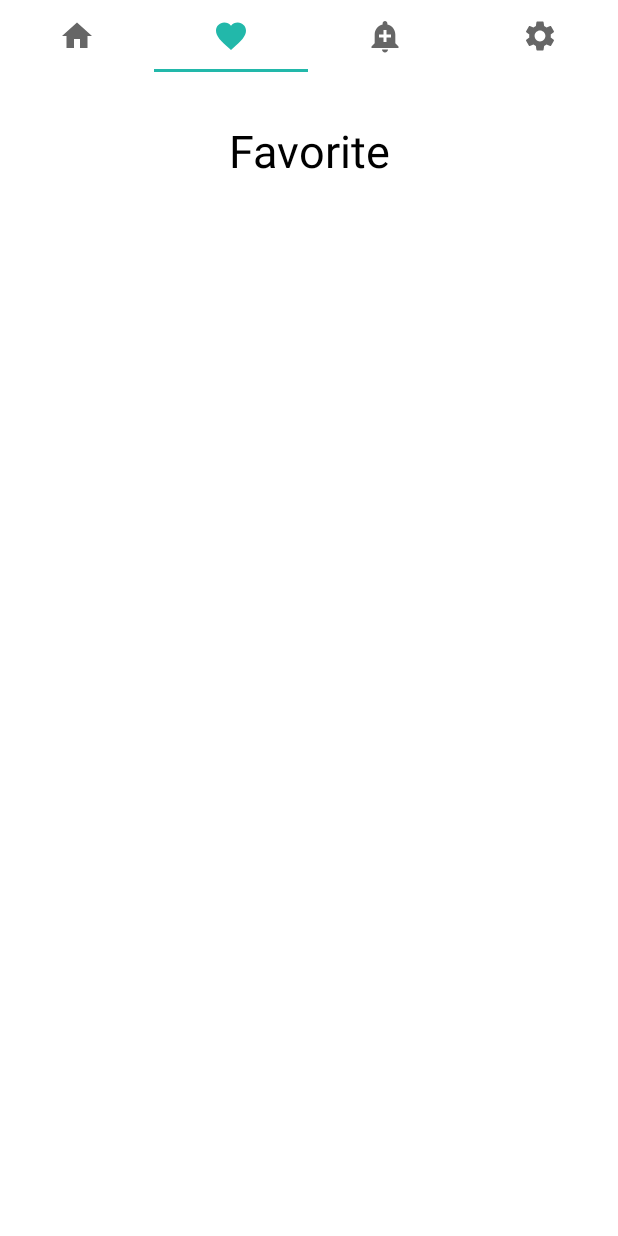
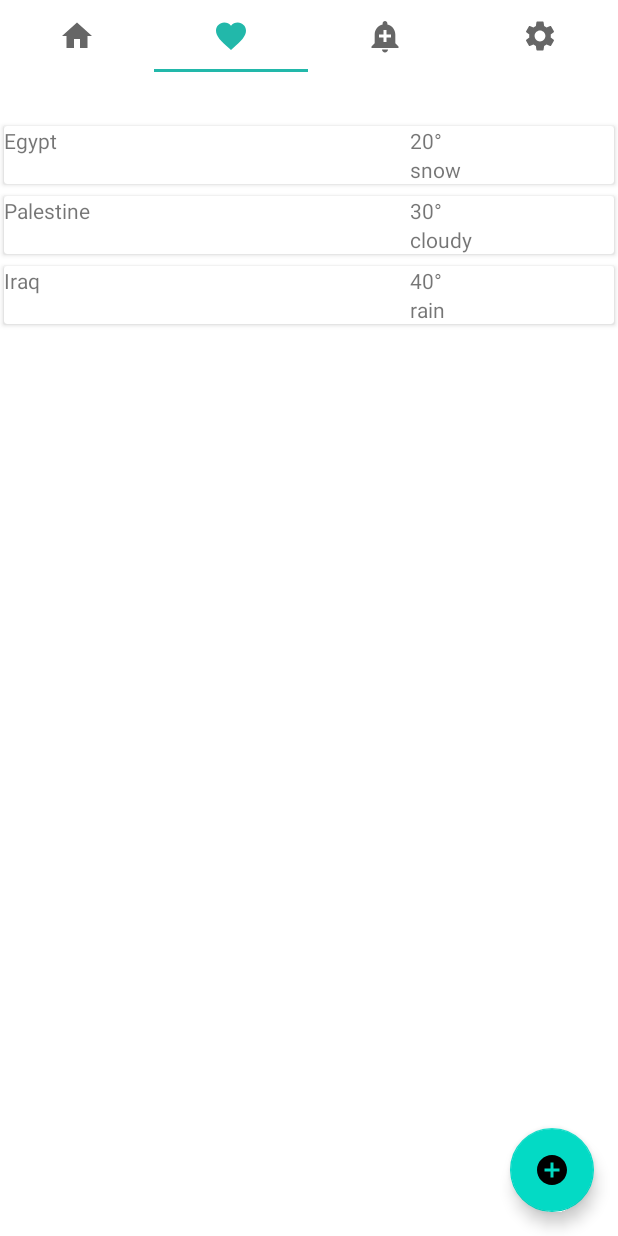
Before and after one commit to AsmaaElbanna/WeatherForecast, an Android app: the screen it shows after launch (MainActivity), tab 2 chosen, on a phone screen of 412 x 824 dp. Run offline under Robolectric (Android 15) with nearby library versions, the phone set to English and light mode, and no system bars.

Commit message:
favorite screen

```diff
--- a/app/build.gradle
+++ b/app/build.gradle
@@ -41,6 +41,7 @@ dependencies {
     implementation 'com.google.android.material:material:1.3.0'
     implementation 'androidx.constraintlayout:constraintlayout:2.0.4'
     implementation 'androidx.legacy:legacy-support-v4:1.0.0'
+    implementation 'com.google.android.gms:play-services-maps:17.0.1'
 
 
     testImplementation 'junit:junit:4.+'
--- /dev/null
+++ b/app/src/main/java/com/happycomp/weatherforecast/FavoriteAdapter.kt
@@ -0,0 +1,61 @@
+package com.happycomp.weatherforecast
+
+import android.content.Intent
+import android.view.LayoutInflater
+import android.view.View
+import android.view.ViewGroup
+import android.widget.TextView
+import androidx.recyclerview.widget.RecyclerView
+import com.happycomp.weatherforecast.fragments.FavoriteFragment
+
+class FavoriteAdapter : RecyclerView.Adapter<FavoriteAdapter.MyHolder>(){
+
+    private val country = arrayOf("Egypt","Palestine","Iraq")
+    private val temp = arrayOf("20°","30°","40°")
+    private val status = arrayOf("snow","cloudy","rain")
+
+
+    override fun onCreateViewHolder(parent: ViewGroup, viewType: Int): FavoriteAdapter.MyHolder {
+        val v = LayoutInflater.from(parent.context)
+                .inflate(R.layout.favorite_item, parent, false)
+        return MyHolder(v)
+    }
+
+    override fun onBindViewHolder(holder: FavoriteAdapter.MyHolder, position: Int) {
+
+        holder.countryText.text = country[position]
+        holder.tempText.text = temp[position]
+        holder.statusText.text = status[position]
+    }
+
+    override fun getItemCount(): Int {
+        return country.size
+    }
+
+    inner class MyHolder(itemView:View) : RecyclerView.ViewHolder(itemView){
+
+        var countryText: TextView
+        var tempText: TextView
+        var statusText: TextView
+
+        init{
+            countryText=itemView.findViewById(R.id.country_fav)
+            tempText=itemView.findViewById(R.id.temp_fav)
+            statusText=itemView.findViewById(R.id.status_fav)
+
+            itemView.setOnClickListener{
+                var position: Int =getAdapterPosition()
+                val context = itemView.context
+                val intent = Intent(context, FavoriteFragment::class.java).apply {
+                    putExtra("NUMBER", position)
+                    putExtra("CODE", countryText.text)
+                    putExtra("CATEGORY", tempText.text)
+                    putExtra("CONTENT", statusText.text)
+                }
+                context.startActivity(intent)
+            }
+        }
+
+    }
+
+}
--- a/app/src/main/java/com/happycomp/weatherforecast/fragments/FavoriteFragment.kt
+++ b/app/src/main/java/com/happycomp/weatherforecast/fragments/FavoriteFragment.kt
@@ -5,23 +5,23 @@ import androidx.fragment.app.Fragment
 import android.view.LayoutInflater
 import android.view.View
 import android.view.ViewGroup
+import androidx.recyclerview.widget.LinearLayoutManager
+import androidx.recyclerview.widget.RecyclerView
+import com.happycomp.weatherforecast.FavoriteAdapter
 import com.happycomp.weatherforecast.R
+import kotlinx.android.synthetic.main.fragment_favorite.*
 
 // TODO: Rename parameter arguments, choose names that match
 // the fragment initialization parameters, e.g. ARG_ITEM_NUMBER
 private const val ARG_PARAM1 = "param1"
 private const val ARG_PARAM2 = "param2"
 
-/**
- * A simple [Fragment] subclass.
- * Use the [FavoriteFragment.newInstance] factory method to
- * create an instance of this fragment.
- */
 class FavoriteFragment : Fragment() {
     // TODO: Rename and change types of parameters
-    private var param1: String? = null
-    private var param2: String? = null
+    private var layoutManager: RecyclerView.LayoutManager? = null
+    private var adapter: RecyclerView.Adapter<FavoriteAdapter.MyHolder>? = null
 
+    /*
     override fun onCreate(savedInstanceState: Bundle?) {
         super.onCreate(savedInstanceState)
         arguments?.let {
@@ -29,6 +29,8 @@ class FavoriteFragment : Fragment() {
             param2 = it.getString(ARG_PARAM2)
         }
     }
+
+     */
 
     override fun onCreateView(
         inflater: LayoutInflater, container: ViewGroup?,
@@ -38,6 +40,14 @@ class FavoriteFragment : Fragment() {
         return inflater.inflate(R.layout.fragment_favorite, container, false)
     }
 
+    override fun onViewCreated(view: View, savedInstanceState: Bundle?) {
+        super.onViewCreated(view, savedInstanceState)
+        recycler_view_fav.apply {
+            layoutManager = LinearLayoutManager(activity)
+            adapter = FavoriteAdapter()
+        }
+
+    }
     companion object {
         /**
          * Use this factory method to create a new instance of
--- /dev/null
+++ b/app/src/main/res/drawable/ic_baseline_add_circle_24.xml
@@ -0,0 +1,10 @@
+<vector xmlns:android="http://schemas.android.com/apk/res/android"
+    android:width="24dp"
+    android:height="24dp"
+    android:viewportWidth="24"
+    android:viewportHeight="24"
+    android:tint="?attr/colorControlNormal">
+  <path
+      android:fillColor="@android:color/white"
+      android:pathData="M12,2C6.48,2 2,6.48 2,12s4.48,10 10,10 10,-4.48 10,-10S17.52,2 12,2zM17,13h-4v4h-2v-4L7,13v-2h4L11,7h2v4h4v2z"/>
+</vector>
--- /dev/null
+++ b/app/src/main/res/layout/favorite_item.xml
@@ -0,0 +1,54 @@
+<?xml version="1.0" encoding="utf-8"?>
+<androidx.constraintlayout.widget.ConstraintLayout
+    xmlns:android="http://schemas.android.com/apk/res/android"
+    xmlns:app="http://schemas.android.com/apk/res-auto"
+    android:layout_width="match_parent"
+    android:layout_height="wrap_content"
+    android:id="@+id/favorite_item"
+    android:orientation="horizontal">
+
+    <androidx.cardview.widget.CardView
+        android:layout_width="match_parent"
+        android:layout_height="wrap_content"
+        app:layout_constraintStart_toStartOf="parent"
+        app:layout_constraintTop_toTopOf="parent"
+        app:cardUseCompatPadding="true">
+        <LinearLayout
+            android:layout_width="match_parent"
+            android:layout_height="match_parent"
+            android:weightSum="3"
+            android:orientation="horizontal">
+
+            <TextView
+                android:id="@+id/country_fav"
+                android:layout_width="0dp"
+                android:layout_height="match_parent"
+                android:layout_weight="2"
+                android:text="@string/Country_name" />
+            <LinearLayout
+                android:layout_width="0dp"
+                android:layout_height="match_parent"
+                android:layout_weight="1"
+                android:orientation="vertical"
+                android:weightSum="2">
+
+                <TextView
+                    android:id="@+id/temp_fav"
+                    android:layout_width="match_parent"
+                    android:layout_height="0dp"
+                    android:layout_weight="1"
+                    android:text="@string/country_temp" />
+
+                <TextView
+                    android:id="@+id/status_fav"
+                    android:layout_width="match_parent"
+                    android:layout_height="0dp"
+                    android:layout_weight="1"
+                    android:text="@string/country_status" />
+
+            </LinearLayout>
+        </LinearLayout>
+
+
+    </androidx.cardview.widget.CardView>
+</androidx.constraintlayout.widget.ConstraintLayout>
--- a/app/src/main/res/layout/fragment_favorite.xml
+++ b/app/src/main/res/layout/fragment_favorite.xml
@@ -5,13 +5,18 @@
     android:layout_height="match_parent"
     tools:context=".fragments.FavoriteFragment">
 
-    <!-- TODO: Update blank fragment layout -->
-    <TextView
+    <androidx.recyclerview.widget.RecyclerView
+        android:id="@+id/recycler_view_fav"
         android:layout_width="match_parent"
+        android:layout_height="match_parent" />
+
+    <com.google.android.material.floatingactionbutton.FloatingActionButton
+        android:id="@+id/fab"
+        android:layout_width="wrap_content"
         android:layout_height="wrap_content"
-        android:gravity="center"
-        android:text="Favorite"
-        android:textColor="@color/black"
-        android:textSize="30dp" />
+        android:layout_gravity="end|bottom"
+        android:src="@drawable/ic_baseline_add_circle_24"
+        android:contentDescription="Add"
+        android:layout_margin="16dp" />
 
 </FrameLayout>
--- a/app/src/main/res/values/strings.xml
+++ b/app/src/main/res/values/strings.xml
@@ -25,4 +25,8 @@
     <string name="language">Language</string>
     <string name="arabic_radioBtn">Arabic</string>
     <string name="english_radioBtn">English</string>
+    <string name="Country_name">Country</string>
+    <string name="country_temp">Temp</string>
+    <string name="country_status">Status</string>
+    <string name="title_activity_maps">Map</string>
 </resources>
```
Also changed, not shown: app/src/debug/res/values/google_maps_api.xml (added, +24 -0 lines), app/src/main/AndroidManifest.xml (+28 -3 lines), app/src/main/java/com/happycomp/weatherforecast/MapsActivity.kt (added, +43 -0 lines), app/src/main/res/drawable/ic_baseline_account_circle_24.xml (added, +10 -0 lines), app/src/main/res/drawable/ic_baseline_shopping_cart_24.xml (added, +10 -0 lines), app/src/main/res/layout/activity_maps.xml (added, +9 -0 lines), app/src/main/res/layout/fragment_settings.xml (+20 -3 lines), 1 other file.
